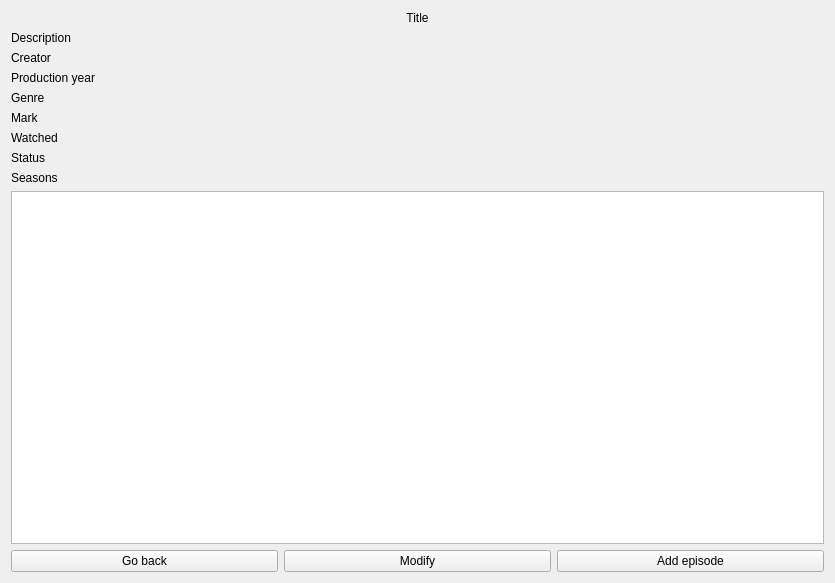
Old version of the form FilmManager/serieviewwidget.ui in the repository Zachaly/Jipp_Projekt_ZS_NS.
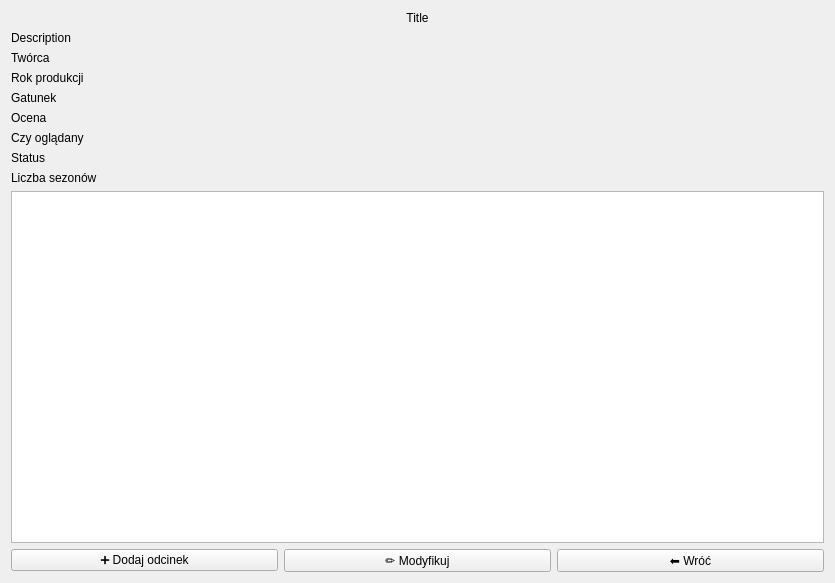
New version of the form.

Commit message: update serie view and dialogs

Patch:
```diff
--- a/FilmManager/serieviewwidget.ui
+++ b/FilmManager/serieviewwidget.ui
@@ -39,28 +39,28 @@
      <item row="0" column="0">
       <widget class="QLabel" name="creatorLabel">
        <property name="text">
-        <string>Creator</string>
+        <string>Twórca</string>
        </property>
       </widget>
      </item>
      <item row="1" column="0">
       <widget class="QLabel" name="productionYearLabel">
        <property name="text">
-        <string>Production year</string>
+        <string>Rok produkcji</string>
        </property>
       </widget>
      </item>
      <item row="2" column="0">
       <widget class="QLabel" name="genreLabel">
        <property name="text">
-        <string>Genre</string>
+        <string>Gatunek</string>
        </property>
       </widget>
      </item>
      <item row="3" column="0">
       <widget class="QLabel" name="markLabel">
        <property name="text">
-        <string>Mark</string>
+        <string>Ocena</string>
        </property>
       </widget>
      </item>
@@ -95,7 +95,7 @@
      <item row="4" column="0">
       <widget class="QLabel" name="isWatchedLabel">
        <property name="text">
-        <string>Watched</string>
+        <string>Czy oglądany</string>
        </property>
       </widget>
      </item>
@@ -123,7 +123,7 @@
      <item row="6" column="0">
       <widget class="QLabel" name="seasonLabel">
        <property name="text">
-        <string>Seasons</string>
+        <string>Liczba sezonów</string>
        </property>
       </widget>
      </item>
@@ -141,24 +141,24 @@
    </item>
    <item>
     <layout class="QHBoxLayout" name="buttonLayout">
-     <item>
-      <widget class="QPushButton" name="goBackButton">
-       <property name="text">
-        <string>Go back</string>
-       </property>
-      </widget>
-     </item>
-     <item>
-      <widget class="QPushButton" name="modifySeriesButton">
-       <property name="text">
-        <string>Modify</string>
-       </property>
-      </widget>
-     </item>
      <item>
       <widget class="QPushButton" name="addEpisodeButton">
        <property name="text">
-        <string>Add episode</string>
+        <string>➕ Dodaj odcinek</string>
+       </property>
+      </widget>
+     </item>
+     <item>
+      <widget class="QPushButton" name="modifySeriesButton">
+       <property name="text">
+        <string>✏️ Modyfikuj</string>
+       </property>
+      </widget>
+     </item>
+     <item>
+      <widget class="QPushButton" name="goBackButton">
+       <property name="text">
+        <string>⬅️ Wróć</string>
        </property>
       </widget>
      </item>
```
The commit also changes 12 other files.
